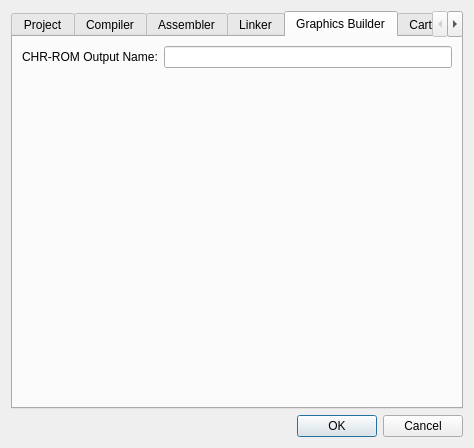
christopherpow/nesicide, file designers/project_properties/projectpropertiesdialog.ui: the form before one commit.
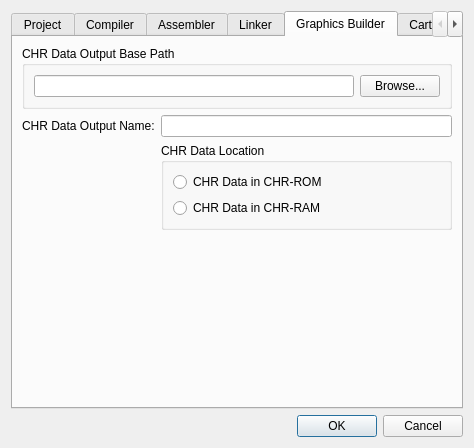
The form after the commit. The open tabs and pages were chosen to show the change. Icons and pictures are not drawn.

Commit message: Adding infrastructure for step-out functionality.  Adding capability to specify output paths for PRG and CHR.  Adding capability to specif that CHR data is in ROM or RAM [if it's in RAM the assumption is the project source .incbin's it.  Enhancing CC65 interface object so it's better at finding information in the debug information file; it prefers MACRO expansions over C source over assembly.

```diff
--- a/designers/project_properties/projectpropertiesdialog.ui
+++ b/designers/project_properties/projectpropertiesdialog.ui
@@ -334,17 +334,80 @@
       <attribute name="title">
        <string>Graphics Builder</string>
       </attribute>
-      <layout class="QFormLayout" name="formLayout_2">
-       <item row="0" column="0">
+      <layout class="QGridLayout" name="gridLayout_5">
+       <item row="1" column="0">
         <widget class="QLabel" name="label_21">
          <property name="text">
-          <string>CHR-ROM Output Name:</string>
+          <string>CHR Data Output Name:</string>
          </property>
         </widget>
        </item>
-       <item row="0" column="1">
+       <item row="1" column="1">
         <widget class="QLineEdit" name="chrromOutputName"/>
        </item>
+       <item row="3" column="1">
+        <widget class="QGroupBox" name="groupBox">
+         <property name="title">
+          <string>CHR Data Location</string>
+         </property>
+         <layout class="QGridLayout" name="gridLayout_6">
+          <item row="0" column="0">
+           <widget class="QRadioButton" name="chrRom">
+            <property name="text">
+             <string>CHR Data in CHR-ROM</string>
+            </property>
+           </widget>
+          </item>
+          <item row="1" column="0">
+           <widget class="QRadioButton" name="chrRam">
+            <property name="text">
+             <string>CHR Data in CHR-RAM</string>
+            </property>
+           </widget>
+          </item>
+         </layout>
+        </widget>
+       </item>
+       <item row="4" column="0" colspan="2">
+        <spacer name="verticalSpacer">
+         <property name="orientation">
+          <enum>Qt::Vertical</enum>
+         </property>
+         <property name="sizeHint" stdset="0">
+          <size>
+           <width>20</width>
+           <height>40</height>
+          </size>
+         </property>
+        </spacer>
+       </item>
+       <item row="0" column="0" colspan="2">
+        <widget class="QGroupBox" name="groupBox_5">
+         <property name="title">
+          <string>CHR Data Output Base Path</string>
+         </property>
+         <layout class="QHBoxLayout" name="horizontalLayout_5">
+          <item>
+           <widget class="QLineEdit" name="chrromOutputBasePath">
+            <property name="readOnly">
+             <bool>true</bool>
+            </property>
+           </widget>
+          </item>
+          <item>
+           <widget class="QPushButton" name="chrromOutputBasePathBrowse">
+            <property name="text">
+             <string>Browse...</string>
+            </property>
+            <property name="icon">
+             <iconset resource="../../resource.qrc">
+              <normaloff>:/resources/document-open.png</normaloff>:/resources/document-open.png</iconset>
+            </property>
+           </widget>
+          </item>
+         </layout>
+        </widget>
+       </item>
       </layout>
      </widget>
      <widget class="QWidget" name="cartridgeTab">
```
Left out of the diff: 79 changed lines with no effect on the pictures. The commit also changes 21 other files.
